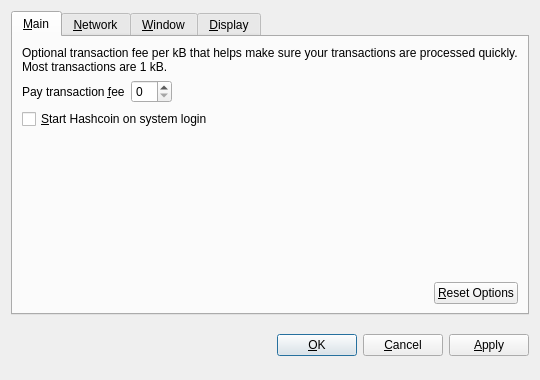
Above: src/qt/forms/optionsdialog.ui from hscoin/hashcoin before the change. Below: the same form after it.
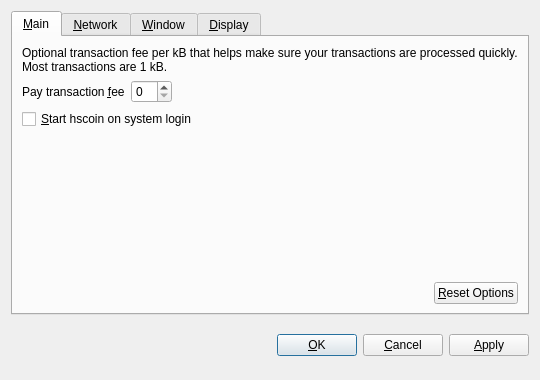
That is the form after the change. Custom widgets are drawn as their Qt base class.

Patch:
```diff
--- a/src/qt/forms/optionsdialog.ui
+++ b/src/qt/forms/optionsdialog.ui
@@ -82,7 +82,7 @@
           <string>Automatically start Hashcoin after logging in to the system.</string>
          </property>
          <property name="text">
-          <string>&amp;Start Hashcoin on system login</string>
+          <string>&amp;Start hscoin on system login</string>
          </property>
         </widget>
        </item>
```
Left out of the diff: 10 changed lines with no effect on the pictures.
